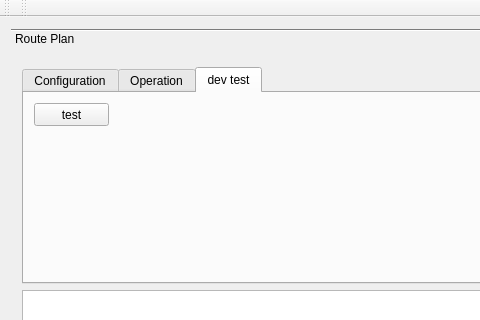
Before: the Qt Designer form nds_qite/qitewindow.ui in tingyingwu2010/mb_QtIntegToolEnv_v1, drawn with Qt 5; both pictures show x 0 to 480 and y 0 to 320 of the 1022 by 802 pixel window.
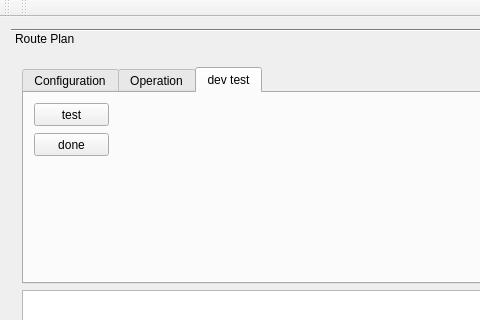
After: the same form once the commit is applied. Custom widgets are drawn as their Qt base class.

The edit to the form file:
```diff
--- a/nds_qite/qitewindow.ui
+++ b/nds_qite/qitewindow.ui
@@ -69,6 +69,19 @@
               <string>test</string>
              </property>
             </widget>
+            <widget class="QPushButton" name="testDoneButton">
+             <property name="geometry">
+              <rect>
+               <x>10</x>
+               <y>40</y>
+               <width>75</width>
+               <height>23</height>
+              </rect>
+             </property>
+             <property name="text">
+              <string>done</string>
+             </property>
+            </widget>
            </widget>
           </widget>
          </item>
```
Left out of the diff: 17 changed lines with no effect on the pictures.
